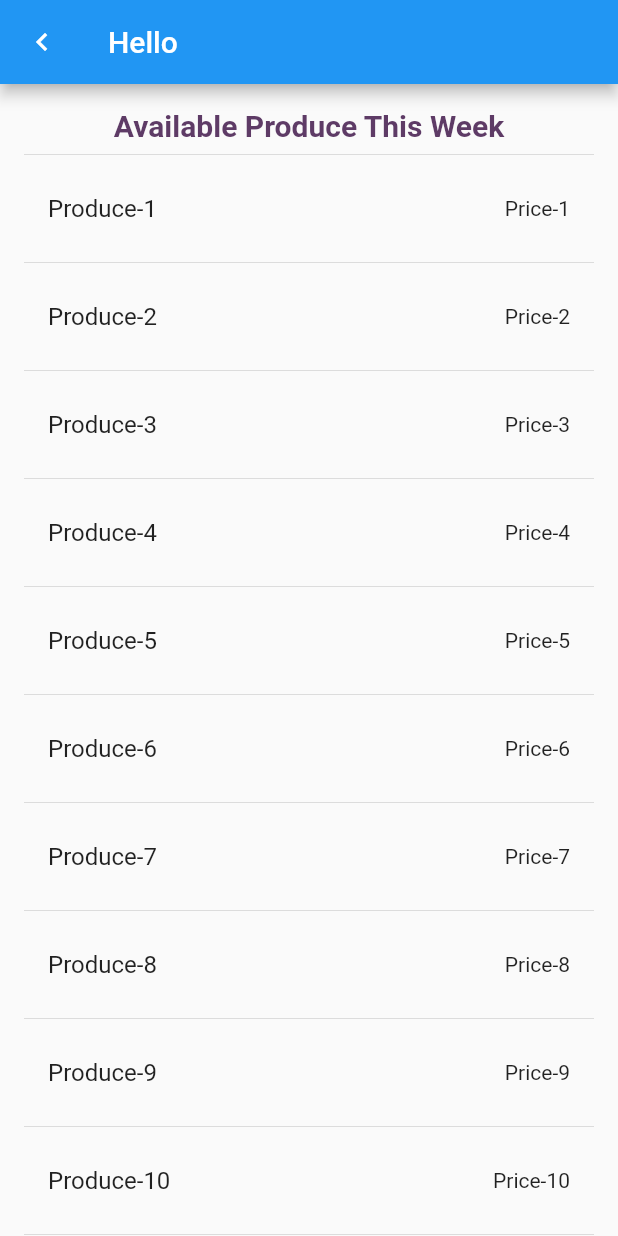
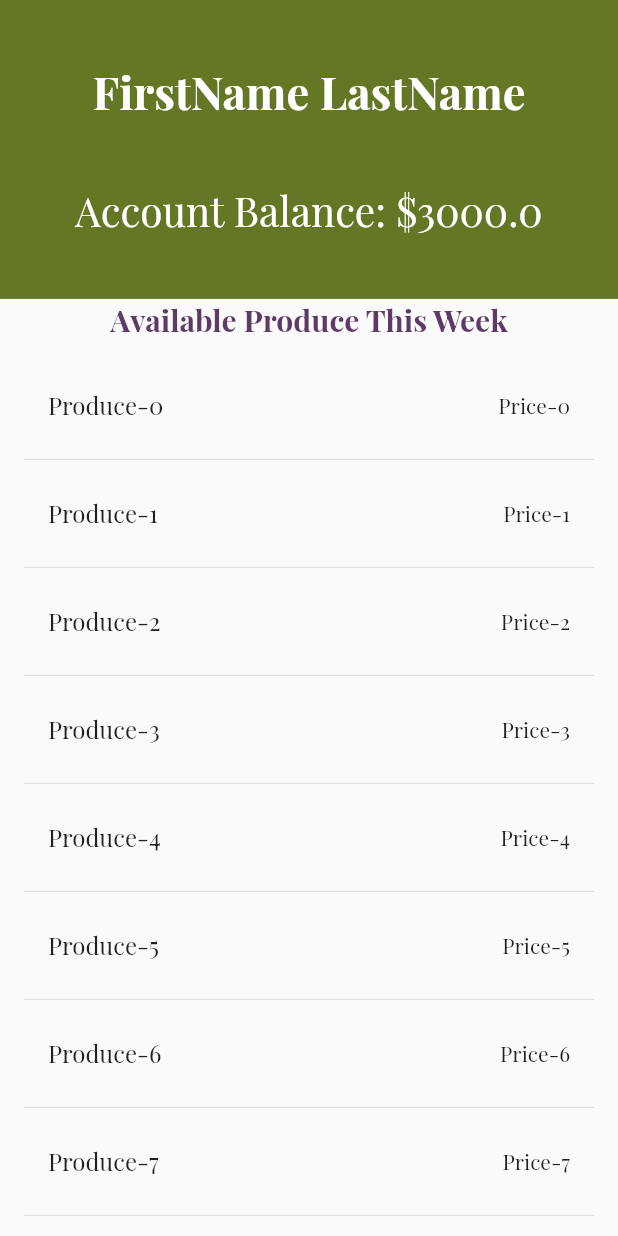
Before and after one commit to owenjcarr/RootedWI, a Flutter app: the ProduceList screen opened directly, on a phone screen of 412 x 824 dp. Run offline on Flutter 3.47's test engine with Material 2 defaults, Android fonts, the phone set to English and light mode, and no system bars; our stand-ins replace firebase_auth, firebase_core, google_fonts; accounts and stored records are empty.

Commit message:
ADD: Front end for the balance and user name

```diff
--- a/flutter_app/lib/screens/home.dart
+++ b/flutter_app/lib/screens/home.dart
@@ -1,6 +1,7 @@
 import 'package:flutter/material.dart';
 import 'package:flutter_app/services/auth.dart';
 import 'package:provider/provider.dart';
+import 'package:google_fonts/google_fonts.dart';
 
 class HomeScreen extends StatelessWidget {
   @override
@@ -20,30 +21,22 @@ class ProduceList extends StatefulWidget {
 class _ProduceListState extends State<ProduceList> {
   Widget _buildRow(num index) {
     return ListTile(
-      title: Text('Produce-$index'),
-      trailing: Text('Price-$index'),
+      title: Text(
+        'Produce-$index',
+        style: GoogleFonts.playfairDisplay(),
+      ),
+      trailing: Text(
+        'Price-$index',
+        style: GoogleFonts.playfairDisplay(),
+      ),
     );
   }
 
-  Widget _buildProduceList() {
-    final title = 'Available Produce This Week';
-    const titleColor = Color(0xff5E3B66);
+  ListView _buildProduceList() {
     return ListView.builder(
       padding: EdgeInsets.all(16.0),
       itemCount: 50,
       itemBuilder: (context, i) {
-        if (i == 0) {
-          return Column(
-            children: <Widget>[
-              Text(title,
-                  style: TextStyle(
-                      // color: Colors.purple,
-                      color: titleColor,
-                      fontWeight: FontWeight.bold,
-                      fontSize: 20.0)),
-            ],
-          );
-        }
         if (i.isOdd) return Divider();
 
         final index = i ~/ 2;
@@ -52,21 +45,89 @@ class _ProduceListState extends State<ProduceList> {
     );
   }
 
+  FractionallySizedBox _buildNameBalance() {
+    String name = "FirstName LastName";
+    final backgroundColor = Color(0xff637724);
+    double balance = 3000.00;
+    return FractionallySizedBox(
+      alignment: Alignment.center,
+      heightFactor: 1.0,
+      widthFactor: 1.0,
+      child: Container(
+        color: backgroundColor,
+        child: Column(
+          mainAxisAlignment: MainAxisAlignment.spaceEvenly,
+          children: [
+            Text(
+              name,
+              // Center if name is too long and split into two lines
+              textAlign: TextAlign.center,
+              style: GoogleFonts.playfairDisplay(
+                textStyle: TextStyle(
+                  color: Colors.white,
+                  fontFamily: 'Playfair Display',
+                  fontSize: 30,
+                  fontWeight: FontWeight.bold,
+                ),
+              ),
+            ),
+            Text(
+              "Account Balance: \$" + balance.toString(),
+              textAlign: TextAlign.center,
+              style: GoogleFonts.playfairDisplay(
+                textStyle: TextStyle(
+                  color: Colors.white,
+                  fontFamily: 'Playfair Display',
+                  fontSize: 27,
+                  // fontWeight: FontWeight.bold,
+                ),
+              ),
+            ),
+          ],
+        ),
+      ),
+    );
+  }
+
   @override
   Widget build(BuildContext context) {
+    Widget produceList = _buildProduceList();
+    final title = 'Available Produce This Week';
+    final titleColor = Color(0xff5E3B66);
     return Scaffold(
-      appBar: AppBar(
-        title: Text("Hello"),
-        leading: GestureDetector(
-        child: Icon(
-          Icons.navigate_before,  // add custom icons also
-        ),
-        onTap: () {
-          context.read<AuthenticationService>().signOut();
-         },
+      // appBar: AppBar(
+      //   title: Text("Hello"),
+      //   leading: GestureDetector(
+      //     child: Icon(
+      //       Icons.navigate_before, // add custom icons also
+      //     ),
+      //     onTap: () {
+      //       context.read<AuthenticationService>().signOut();
+      //     },
+      //   ),
+      // ),
+      body: Column(
+        children: [
+          // _buildNameBalance(),
+          Flexible(flex: 1, child: _buildNameBalance()),
+          Container(
+            alignment: Alignment.center,
+            child: Text(
+              title,
+              style: GoogleFonts.playfairDisplay(
+                textStyle: TextStyle(
+                    color: titleColor,
+                    fontWeight: FontWeight.bold,
+                    fontSize: 20.0),
+              ),
+            ),
+          ),
+          Expanded(
+            flex: 3,
+            child: produceList,
+          ),
+        ],
       ),
-      ),
-      body: _buildProduceList(),
     );
   }
 }
--- a/flutter_app/pubspec.yaml
+++ b/flutter_app/pubspec.yaml
@@ -21,6 +21,7 @@ environment:
   sdk: ">=2.7.0 <3.0.0"
 
 dependencies:
+  google_fonts: ^1.1.2
   flutter:
     sdk: flutter
   http:
```
